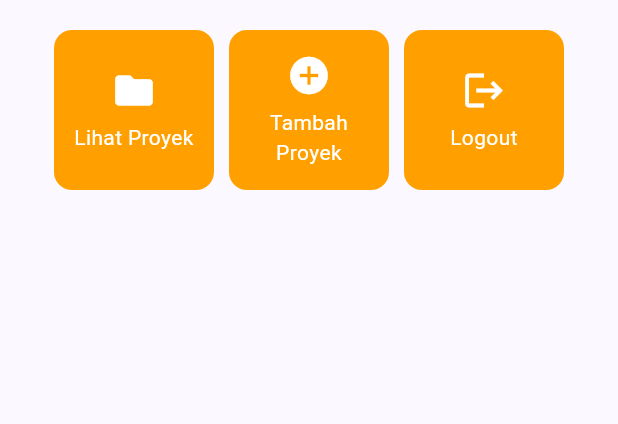
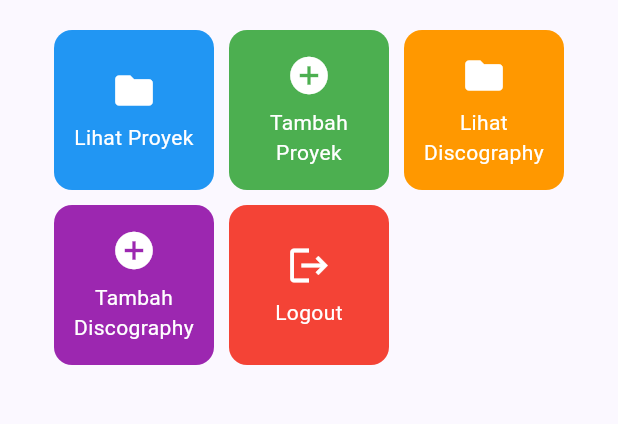
Before and after one commit to Blue-Crewmate/myportofolio_mobile, a Flutter app: the screen it shows after launch, on a phone screen of 412 x 824 dp, the part 327-751 px from its top. Run offline on Flutter 3.47's test engine with Material 3 defaults, Android fonts, the phone set to English and light mode, and no system bars.

Commit message:
Feat: Change button color in menu.dart

```diff
--- a/lib/menu.dart
+++ b/lib/menu.dart
@@ -8,9 +8,11 @@ class MyHomePage extends StatelessWidget {
   final String kelas = "PBP B";
 
   final List<ItemHomepage> items = [
-    ItemHomepage("Lihat Proyek", Icons.folder),
-    ItemHomepage("Tambah Proyek", Icons.add_circle),
-    ItemHomepage("Logout", Icons.logout),
+    ItemHomepage("Lihat Proyek", Icons.folder, Colors.blue),
+    ItemHomepage("Tambah Proyek", Icons.add_circle, Colors.green),
+    ItemHomepage("Lihat Discography", Icons.folder, Colors.orange),
+    ItemHomepage("Tambah Discography", Icons.add_circle, Colors.purple),
+    ItemHomepage("Logout", Icons.logout, Colors.red),
   ];
 
   @override
@@ -119,8 +121,9 @@ class InfoCard extends StatelessWidget {
 class ItemHomepage {
   final String name;
   final IconData icon;
+  final Color color;
 
-  ItemHomepage(this.name, this.icon);
+  ItemHomepage(this.name, this.icon, this.color);
 }
 
 class ItemCard extends StatelessWidget {
@@ -132,7 +135,7 @@ class ItemCard extends StatelessWidget {
   Widget build(BuildContext context) {
     return Material(
       // Menggunakan warna sekunder dari skema tema aplikasi.
-      color: Theme.of(context).colorScheme.secondary,
+      color: item.color,
       borderRadius: BorderRadius.circular(12),
       child: InkWell(
         // Aksi ketika kartu ditekan oleh pengguna.
```
